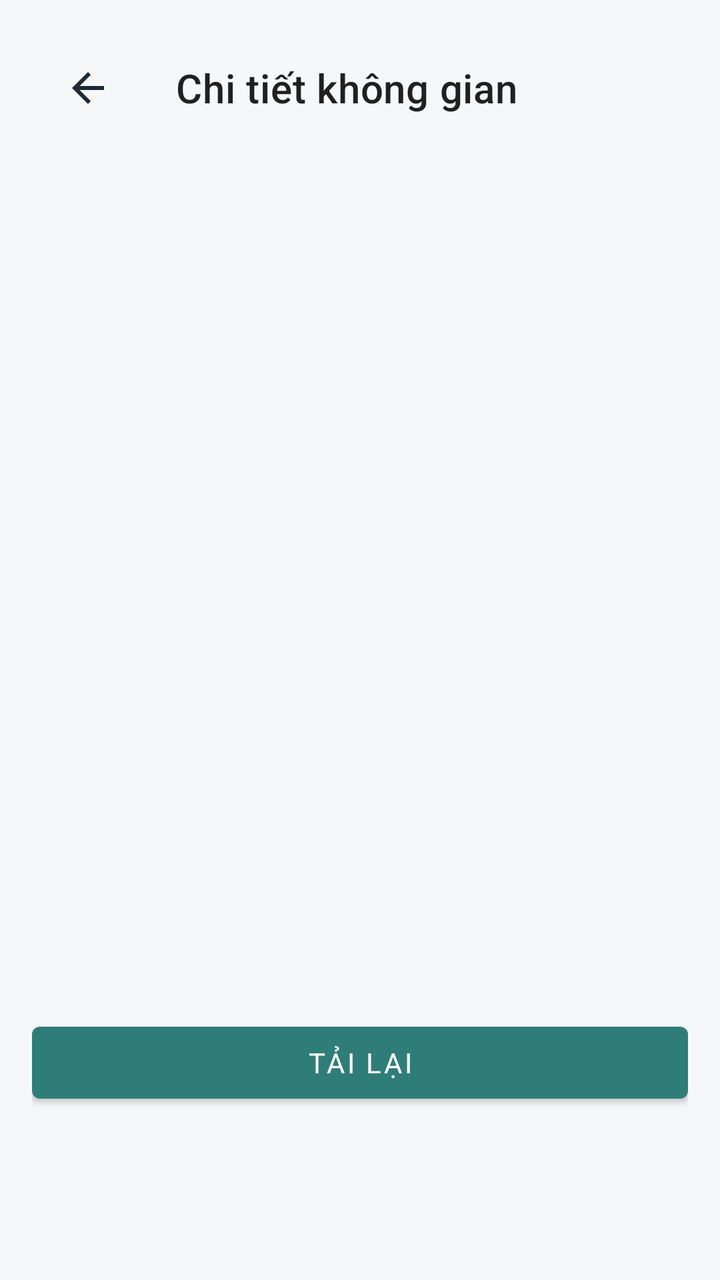
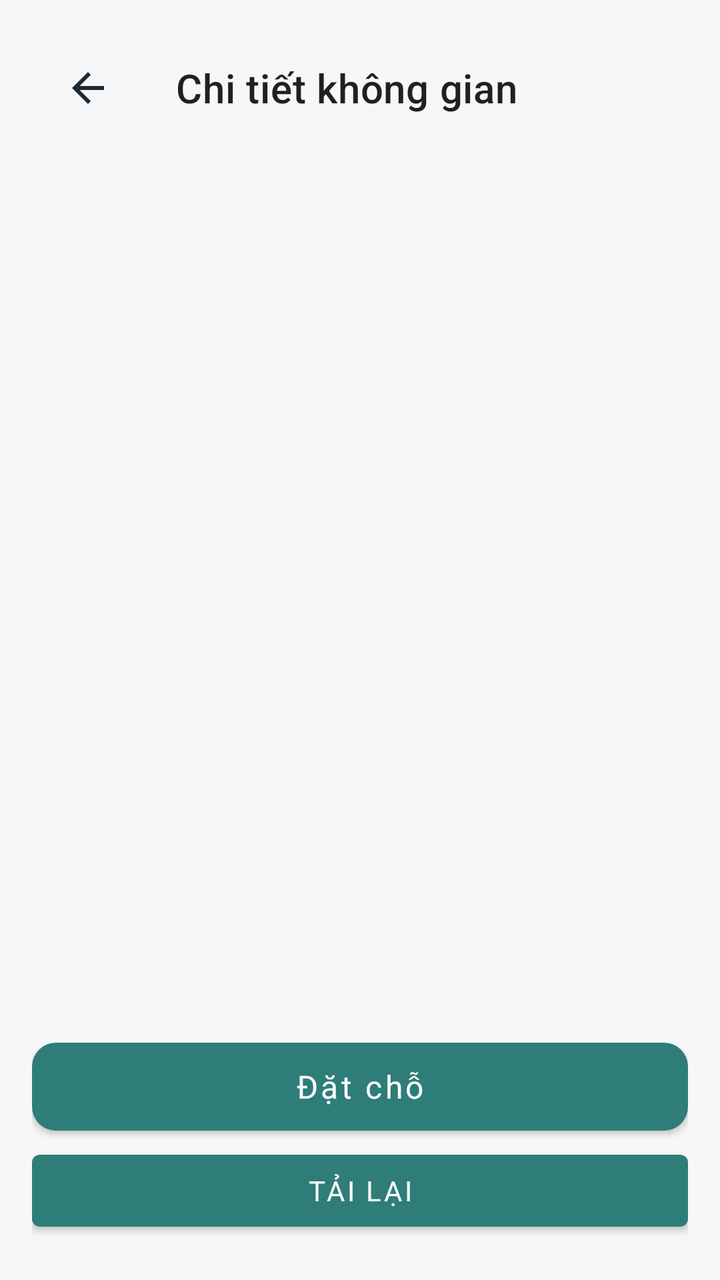

Compare the two renders of this Android layout. The source of the first and the diff that turns it into the second are given below.
<!-- AndroidManifest.xml: application theme Theme.BroomSharing -->
<!-- res/layout/activity_space_detail.xml -->
<?xml version="1.0" encoding="utf-8"?>
<ScrollView android:id="@+id/detailScroll" xmlns:android="http://schemas.android.com/apk/res/android" xmlns:app="http://schemas.android.com/apk/res-auto" android:layout_width="match_parent" android:layout_height="match_parent" android:fillViewport="true" android:background="@color/screen_bg">
  <LinearLayout android:layout_width="match_parent" android:layout_height="wrap_content" android:orientation="vertical" android:padding="16dp">
    <com.google.android.material.appbar.MaterialToolbar android:id="@+id/detailToolbar" android:layout_width="match_parent" android:layout_height="?attr/actionBarSize" app:navigationIcon="@drawable/ic_arrow_back" app:navigationContentDescription="@string/guest_detail_back" app:title="Chi tiết không gian" />
    <TextView android:id="@+id/title" android:layout_width="match_parent" android:layout_height="wrap_content" android:text="" android:textColor="@color/text_primary" android:textSize="22sp" android:padding="8dp" />
    <ImageView android:id="@+id/cover" android:layout_width="match_parent" android:layout_height="220dp" android:contentDescription="Ảnh bìa không gian" android:scaleType="centerCrop" />
    <androidx.recyclerview.widget.RecyclerView android:id="@+id/gallery" android:layout_width="match_parent" android:layout_height="100dp" />
    <TextView android:id="@+id/details" android:layout_width="match_parent" android:layout_height="wrap_content" android:text="" android:textColor="@color/text_primary" android:textSize="14sp" android:padding="8dp" />
    <TextView android:id="@+id/tvFeedback" android:layout_width="match_parent" android:layout_height="wrap_content" android:text="" android:textColor="@color/text_primary" android:textSize="14sp" android:padding="8dp" />
    <Button android:id="@+id/btnRefresh" android:layout_width="match_parent" android:layout_height="wrap_content" android:minHeight="48dp" android:text="Tải lại" />
  </LinearLayout>
</ScrollView>
<!-- resources referenced by this layout -->
<resources>
  <color name="screen_bg">#F5F7F8</color>
  <color name="text_primary">#1F2933</color>
  <!-- drawable ic_arrow_back (drawable) -->
  <vector xmlns:android="http://schemas.android.com/apk/res/android" android:width="24dp" android:height="24dp" android:viewportWidth="24" android:viewportHeight="24">
      <path android:fillColor="#1F2933" android:pathData="M20,11H7.8l5.6,-5.6L12,4l-8,8 8,8 1.4,-1.4L7.8,13H20z"/>
  </vector>
  <string name="guest_detail_back">Quay lại</string>
  <style name="Theme.BroomSharing" parent="Theme.MaterialComponents.DayNight.NoActionBar">
          <item name="colorPrimary">@color/teal</item>
          <item name="colorSecondary">@color/teal</item>
          <item name="colorPrimaryVariant">@color/teal_dark</item>
          <item name="colorOnPrimary">@color/white</item>
          <item name="android:fontFamily">sans-serif</item>
          <item name="android:windowLightStatusBar">true</item>
          <item name="android:statusBarColor">@color/white</item>
          <item name="android:navigationBarColor">@color/white</item>
          <item name="android:windowBackground">@color/screen_bg</item>
      </style>
  <color name="teal">#2F7D78</color>
  <color name="teal_dark">#246863</color>
  <color name="white">#FFFFFF</color>
</resources>

<!-- the commit's change to res/layout/activity_space_detail.xml (unified diff, before → after) -->
@@ -7,6 +7,13 @@
     <androidx.recyclerview.widget.RecyclerView android:id="@+id/gallery" android:layout_width="match_parent" android:layout_height="100dp" />
     <TextView android:id="@+id/details" android:layout_width="match_parent" android:layout_height="wrap_content" android:text="" android:textColor="@color/text_primary" android:textSize="14sp" android:padding="8dp" />
     <TextView android:id="@+id/tvFeedback" android:layout_width="match_parent" android:layout_height="wrap_content" android:text="" android:textColor="@color/text_primary" android:textSize="14sp" android:padding="8dp" />
+    <com.google.android.material.button.MaterialButton
+        android:id="@+id/btnBook"
+        style="@style/Widget.BroomSharing.AuthButton"
+        android:layout_width="match_parent"
+        android:layout_height="wrap_content"
+        android:layout_marginTop="8dp"
+        android:text="Đặt chỗ" />
     <Button android:id="@+id/btnRefresh" android:layout_width="match_parent" android:layout_height="wrap_content" android:minHeight="48dp" android:text="Tải lại" />
   </LinearLayout>
 </ScrollView>
<!-- resource entries referenced after the edit -->
@@ -7,6 +7,16 @@
       <path android:fillColor="#1F2933" android:pathData="M20,11H7.8l5.6,-5.6L12,4l-8,8 8,8 1.4,-1.4L7.8,13H20z"/>
   </vector>
   <string name="guest_detail_back">Quay lại</string>
+  <style name="Widget.BroomSharing.AuthButton" parent="Widget.MaterialComponents.Button">
+          <item name="android:layout_width">match_parent</item>
+          <item name="android:layout_height">wrap_content</item>
+          <item name="android:minHeight">56dp</item>
+          <item name="android:layout_marginTop">12dp</item>
+          <item name="android:textAllCaps">false</item>
+          <item name="android:textSize">16sp</item>
+          <item name="cornerRadius">12dp</item>
+          <item name="backgroundTint">@color/teal</item>
+      </style>
   <style name="Theme.BroomSharing" parent="Theme.MaterialComponents.DayNight.NoActionBar">
           <item name="colorPrimary">@color/teal</item>
           <item name="colorSecondary">@color/teal</item>
